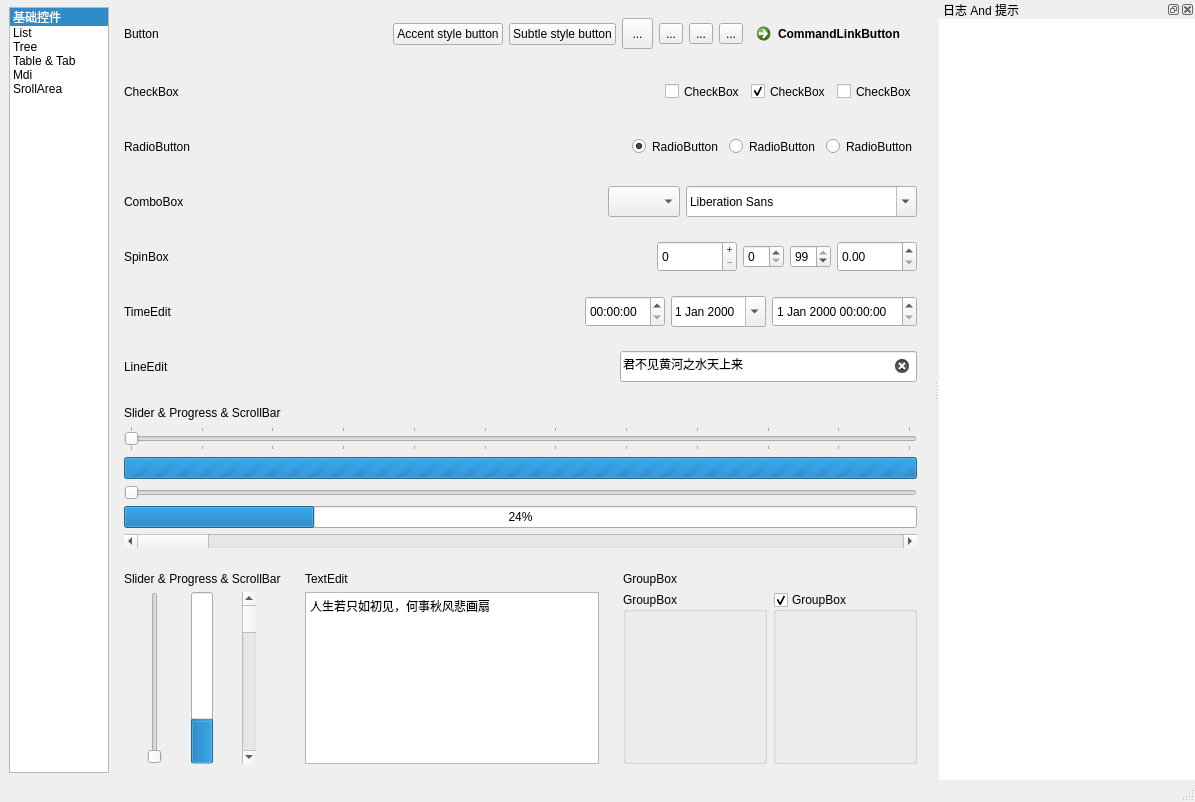
The window that mainwindow.ui (XHY-ChuJian/FluentUIStyle) describes before a commit, drawn with Qt 5.
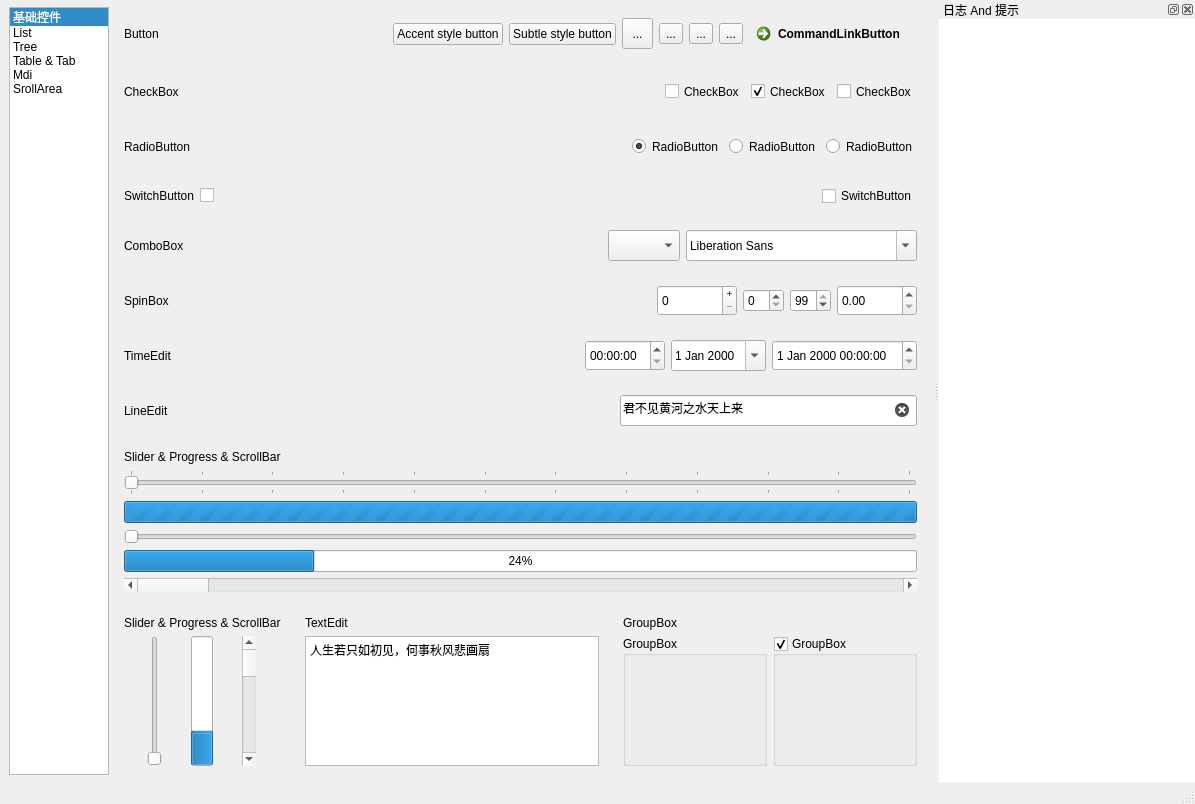
The same window after the commit. The open tabs and pages were chosen to show the change.

Commit message: feat: 1. 菜单新增阴影 2. SpinBox新增多种按钮布局 3. 新增SwitchButton按钮(QCheckBox设置属性) 4. TabBar 浏览器标签样式 5  QToolButton菜单箭头新增动画

Diff of the .ui file:
```diff
--- a/mainwindow.ui
+++ b/mainwindow.ui
@@ -7,7 +7,7 @@
     <x>0</x>
     <y>0</y>
     <width>1195</width>
-    <height>802</height>
+    <height>804</height>
    </rect>
   </property>
   <property name="windowTitle">
@@ -95,7 +95,430 @@
         <property name="bottomMargin">
          <number>0</number>
         </property>
+        <item row="9" column="0">
+         <widget class="QWidget" name="widget_9" native="true">
+          <layout class="QGridLayout" name="gridLayout_12">
+           <item row="0" column="0">
+            <widget class="QLabel" name="label_9">
+             <property name="text">
+              <string>Slider &amp; Progress &amp; ScrollBar</string>
+             </property>
+            </widget>
+           </item>
+           <item row="1" column="0">
+            <layout class="QHBoxLayout" name="horizontalLayout_2">
+             <item>
+              <widget class="QSlider" name="horizontalSlider_2">
+               <property name="orientation">
+                <enum>Qt::Vertical</enum>
+               </property>
+              </widget>
+             </item>
+             <item>
+              <widget class="QProgressBar" name="progressBar_2">
+               <property name="value">
+                <number>24</number>
+               </property>
+               <property name="orientation">
+                <enum>Qt::Vertical</enum>
+               </property>
+              </widget>
+             </item>
+             <item>
+              <widget class="QScrollBar" name="horizontalScrollBar_2">
+               <property name="orientation">
+                <enum>Qt::Vertical</enum>
+               </property>
+              </widget>
+             </item>
+            </layout>
+           </item>
+          </layout>
+         </widget>
+        </item>
+        <item row="9" column="2">
+         <widget class="QWidget" name="widget_8" native="true">
+          <layout class="QGridLayout" name="gridLayout_11">
+           <item row="0" column="0" colspan="2">
+            <widget class="QLabel" name="label_8">
+             <property name="sizePolicy">
+              <sizepolicy hsizetype="Preferred" vsizetype="Fixed">
+               <horstretch>0</horstretch>
+               <verstretch>0</verstretch>
+              </sizepolicy>
+             </property>
+             <property name="text">
+              <string>GroupBox</string>
+             </property>
+            </widget>
+           </item>
+           <item row="1" column="0">
+            <widget class="QGroupBox" name="groupBox">
+             <property name="sizePolicy">
+              <sizepolicy hsizetype="Expanding" vsizetype="Preferred">
+               <horstretch>0</horstretch>
+               <verstretch>0</verstretch>
+              </sizepolicy>
+             </property>
+             <property name="title">
+              <string>GroupBox</string>
+             </property>
+            </widget>
+           </item>
+           <item row="1" column="1">
+            <widget class="QGroupBox" name="groupBox_2">
+             <property name="sizePolicy">
+              <sizepolicy hsizetype="Expanding" vsizetype="Preferred">
+               <horstretch>0</horstretch>
+               <verstretch>0</verstretch>
+              </sizepolicy>
+             </property>
+             <property name="title">
+              <string>GroupBox</string>
+             </property>
+             <property name="flat">
+              <bool>false</bool>
+             </property>
+             <property name="checkable">
+              <bool>true</bool>
+             </property>
+            </widget>
+           </item>
+          </layout>
+         </widget>
+        </item>
         <item row="7" column="0" colspan="3">
+         <widget class="QWidget" name="widget_10" native="true">
+          <layout class="QGridLayout" name="gridLayout_13">
+           <item row="0" column="0">
+            <widget class="QLabel" name="label_10">
+             <property name="text">
+              <string>LineEdit</string>
+             </property>
+            </widget>
+           </item>
+           <item row="0" column="1">
+            <spacer name="horizontalSpacer_6">
+             <property name="orientation">
+              <enum>Qt::Horizontal</enum>
+             </property>
+             <property name="sizeHint" stdset="0">
+              <size>
+               <width>445</width>
+               <height>20</height>
+              </size>
+             </property>
+            </spacer>
+           </item>
+           <item row="0" column="2">
+            <widget class="QLineEdit" name="lineEdit">
+             <property name="minimumSize">
+              <size>
+               <width>0</width>
+               <height>31</height>
+              </size>
+             </property>
+             <property name="text">
+              <string>君不见黄河之水天上来</string>
+             </property>
+             <property name="clearButtonEnabled">
+              <bool>true</bool>
+             </property>
+            </widget>
+           </item>
+          </layout>
+         </widget>
+        </item>
+        <item row="1" column="0" colspan="3">
+         <widget class="QWidget" name="widget_2" native="true">
+          <layout class="QGridLayout" name="gridLayout_6">
+           <item row="0" column="0">
+            <widget class="QLabel" name="label_2">
+             <property name="text">
+              <string>CheckBox</string>
+             </property>
+            </widget>
+           </item>
+           <item row="0" column="1">
+            <spacer name="horizontalSpacer_2">
+             <property name="orientation">
+              <enum>Qt::Horizontal</enum>
+             </property>
+             <property name="sizeHint" stdset="0">
+              <size>
+               <width>634</width>
+               <height>20</height>
+              </size>
+             </property>
+            </spacer>
+           </item>
+           <item row="0" column="2">
+            <widget class="QCheckBox" name="checkBox">
+             <property name="minimumSize">
+              <size>
+               <width>0</width>
+               <height>31</height>
+              </size>
+             </property>
+             <property name="text">
+              <string>CheckBox</string>
+             </property>
+             <property name="tristate">
+              <bool>true</bool>
+             </property>
+            </widget>
+           </item>
+           <item row="0" column="3">
+            <widget class="QCheckBox" name="checkBox_2">
+             <property name="minimumSize">
+              <size>
+               <width>0</width>
+               <height>31</height>
+              </size>
+             </property>
+             <property name="text">
+              <string>CheckBox</string>
+             </property>
+             <property name="checked">
+              <bool>true</bool>
+             </property>
+            </widget>
+           </item>
+           <item row="0" column="4">
+            <widget class="QCheckBox" name="checkBox_3">
+             <property name="minimumSize">
+              <size>
+               <width>0</width>
+               <height>31</height>
+              </size>
+             </property>
+             <property name="text">
+              <string>CheckBox</string>
+             </property>
+            </widget>
+           </item>
+          </layout>
+         </widget>
+        </item>
+        <item row="4" column="0" colspan="3">
+         <widget class="QWidget" name="widget_4" native="true">
+          <layout class="QGridLayout" name="gridLayout_8">
+           <item row="0" column="0">
+            <widget class="QLabel" name="label_4">
+             <property name="text">
+              <string>ComboBox</string>
+             </property>
+            </widget>
+           </item>
+           <item row="0" column="1">
+            <spacer name="horizontalSpacer_4">
+             <property name="orientation">
+              <enum>Qt::Horizontal</enum>
+             </property>
+             <property name="sizeHint" stdset="0">
+              <size>
+               <width>578</width>
+               <height>20</height>
+              </size>
+             </property>
+            </spacer>
+           </item>
+           <item row="0" column="2">
+            <widget class="QComboBox" name="comboBox">
+             <property name="sizePolicy">
+              <sizepolicy hsizetype="Preferred" vsizetype="Fixed">
+               <horstretch>0</horstretch>
+               <verstretch>0</verstretch>
+              </sizepolicy>
+             </property>
+             <property name="minimumSize">
+              <size>
+               <width>0</width>
+               <height>31</height>
+              </size>
+             </property>
+            </widget>
+           </item>
+           <item row="0" column="3">
+            <widget class="QFontComboBox" name="fontComboBox">
+             <property name="minimumSize">
+              <size>
+               <width>0</width>
+               <height>31</height>
+              </size>
+             </property>
+            </widget>
+           </item>
+          </layout>
+         </widget>
+        </item>
+        <item row="6" column="0" colspan="3">
+         <widget class="QWidget" name="widget_12" native="true">
+          <property name="minimumSize">
+           <size>
+            <width>0</width>
+            <height>0</height>
+           </size>
+          </property>
+          <layout class="QGridLayout" name="gridLayout_18">
+           <item row="0" column="3">
+            <widget class="QDateEdit" name="dateEdit">
+             <property name="minimumSize">
+              <size>
+               <width>0</width>
+               <height>31</height>
+              </size>
+             </property>
+             <property name="calendarPopup">
+              <bool>true</bool>
+             </property>
+            </widget>
+           </item>
+           <item row="0" column="0">
+            <widget class="QLabel" name="label_11">
+             <property name="text">
+              <string>TimeEdit</string>
+             </property>
+            </widget>
+           </item>
+           <item row="0" column="2">
+            <widget class="QTimeEdit" name="timeEdit">
+             <property name="minimumSize">
+              <size>
+               <width>80</width>
+               <height>31</height>
+              </size>
+             </property>
+            </widget>
+           </item>
+           <item row="0" column="4">
+            <widget class="QDateTimeEdit" name="dateTimeEdit">
+             <property name="minimumSize">
+              <size>
+               <width>0</width>
+               <height>31</height>
+              </size>
+             </property>
+            </widget>
+           </item>
+           <item row="0" column="1">
+            <spacer name="horizontalSpacer_7">
+             <property name="orientation">
+              <enum>Qt::Horizontal</enum>
+             </property>
+             <property name="sizeHint" stdset="0">
+              <size>
+               <width>40</width>
+               <height>20</height>
+              </size>
+             </property>
+            </spacer>
+           </item>
+          </layout>
+         </widget>
+        </item>
+        <item row="2" column="0" colspan="3">
+         <widget class="QWidget" name="widget_3" native="true">
+          <layout class="QGridLayout" name="gridLayout_7">
+           <item row="0" column="0">
+            <widget class="QLabel" name="label_3">
+             <property name="text">
+              <string>RadioButton</string>
+             </property>
+            </widget>
+           </item>
+           <item row="0" column="1">
+            <spacer name="horizontalSpacer_3">
+             <property name="orientation">
+              <enum>Qt::Horizontal</enum>
+             </property>
+             <property name="sizeHint" stdset="0">
+              <size>
+               <width>570</width>
+               <height>20</height>
+              </size>
+             </property>
+            </spacer>
+           </item>
+           <item row="0" column="2">
+            <widget class="QRadioButton" name="radioButton_3">
+             <property name="minimumSize">
+              <size>
+               <width>0</width>
+               <height>31</height>
+              </size>
+             </property>
+             <property name="text">
+              <string>RadioButton</string>
+             </property>
+             <property name="checked">
+              <bool>true</bool>
+             </property>
+            </widget>
+           </item>
+           <item row="0" column="3">
+            <widget class="QRadioButton" name="radioButton_2">
+             <property name="minimumSize">
+              <size>
+               <width>0</width>
+               <height>31</height>
+              </size>
+             </property>
+             <property name="text">
+              <string>RadioButton</string>
+             </property>
+            </widget>
+           </item>
+           <item row="0" column="4">
+            <widget class="QRadioButton" name="radioButton">
+             <property name="minimumSize">
+              <size>
+               <width>0</width>
+               <height>31</height>
+              </size>
+             </property>
+             <property name="text">
+              <string>RadioButton</string>
+             </property>
+            </widget>
+           </item>
+          </layout>
+         </widget>
+        </item>
+        <item row="9" column="1">
+         <widget class="QWidget" name="widget_7" native="true">
+          <layout class="QGridLayout" name="gridLayout_10">
+           <item row="0" column="0">
+            <widget class="QLabel" name="label_7">
+             <property name="sizePolicy">
+              <sizepolicy hsizetype="Preferred" vsizetype="Fixed">
+               <horstretch>0</horstretch>
+               <verstretch>0</verstretch>
+              </sizepolicy>
+             </property>
+             <property name="text">
+              <string>TextEdit</string>
+             </property>
+            </widget>
+           </item>
+           <item row="1" column="0">
+            <widget class="QTextEdit" name="textEdit">
+             <property name="html">
+              <string>&lt;!DOCTYPE HTML PUBLIC &quot;-//W3C//DTD HTML 4.0//EN&quot; &quot;http://www.w3.org/TR/REC-html40/strict.dtd&quot;&gt;
+&lt;html&gt;&lt;head&gt;&lt;meta name=&quot;qrichtext&quot; content=&quot;1&quot; /&gt;&lt;meta charset=&quot;utf-8&quot; /&gt;&lt;style type=&quot;text/css&quot;&gt;
+p, li { white-space: pre-wrap; }
+hr { height: 1px; border-width: 0; }
+li.unchecked::marker { content: &quot;\2610&quot;; }
+li.checked::marker { content: &quot;\2612&quot;; }
+&lt;/style&gt;&lt;/head&gt;&lt;body style=&quot; font-family:'Microsoft YaHei UI'; font-size:9pt; font-weight:400; font-style:normal;&quot;&gt;
+&lt;p style=&quot; margin-top:0px; margin-bottom:0px; margin-left:0px; margin-right:0px; -qt-block-indent:0; text-indent:0px;&quot;&gt;人生若只如初见，何事秋风悲画扇&lt;/p&gt;&lt;/body&gt;&lt;/html&gt;</string>
+             </property>
+            </widget>
+           </item>
+          </layout>
+         </widget>
+        </item>
+        <item row="8" column="0" colspan="3">
          <widget class="QWidget" name="widget_6" native="true">
           <layout class="QGridLayout" name="gridLayout_9">
            <item row="0" column="0">
@@ -152,109 +575,6 @@
           </layout>
          </widget>
         </item>
-        <item row="8" column="2">
-         <widget class="QWidget" name="widget_8" native="true">
-          <layout class="QGridLayout" name="gridLayout_11">
-           <item row="0" column="0" colspan="2">
-            <widget class="QLabel" name="label_8">
-             <property name="sizePolicy">
-              <sizepolicy hsizetype="Preferred" vsizetype="Fixed">
-               <horstretch>0</horstretch>
-               <verstretch>0</verstretch>
-              </sizepolicy>
-             </property>
-             <property name="text">
-              <string>GroupBox</string>
-             </property>
-            </widget>
-           </item>
-           <item row="1" column="0">
-            <widget class="QGroupBox" name="groupBox">
-             <property name="sizePolicy">
-              <sizepolicy hsizetype="Expanding" vsizetype="Preferred">
-               <horstretch>0</horstretch>
-               <verstretch>0</verstretch>
-              </sizepolicy>
-             </property>
-             <property name="title">
-              <string>GroupBox</string>
-             </property>
-            </widget>
-           </item>
-           <item row="1" column="1">
-            <widget class="QGroupBox" name="groupBox_2">
-             <property name="sizePolicy">
-              <sizepolicy hsizetype="Expanding" vsizetype="Preferred">
-               <horstretch>0</horstretch>
-               <verstretch>0</verstretch>
-              </sizepolicy>
-             </property>
-             <property name="title">
-              <string>GroupBox</string>
-             </property>
-             <property name="flat">
-              <bool>false</bool>
-             </property>
-             <property name="checkable">
-              <bool>true</bool>
-             </property>
-            </widget>
-           </item>
-          </layout>
-         </widget>
-        </item>
-        <item row="3" column="0" colspan="3">
-         <widget class="QWidget" name="widget_4" native="true">
-          <layout class="QGridLayout" name="gridLayout_8">
-           <item row="0" column="0">
-            <widget class="QLabel" name="label_4">
-             <property name="text">
-              <string>ComboBox</string>
-             </property>
-            </widget>
-           </item>
-           <item row="0" column="1">
-            <spacer name="horizontalSpacer_4">
-             <property name="orientation">
-              <enum>Qt::Horizontal</enum>
-             </property>
-             <property name="sizeHint" stdset="0">
-              <size>
-               <width>578</width>
-               <height>20</height>
-              </size>
-             </property>
-            </spacer>
-           </item>
-           <item row="0" column="2">
-            <widget class="QComboBox" name="comboBox">
-             <property name="sizePolicy">
-              <sizepolicy hsizetype="Preferred" vsizetype="Fixed">
-               <horstretch>0</horstretch>
-               <verstretch>0</verstretch>
-              </sizepolicy>
-             </property>
-             <property name="minimumSize">
-              <size>
-               <width>0</width>
-               <height>31</height>
-              </size>
-             </property>
-            </widget>
-           </item>
-           <item row="0" column="3">
-            <widget class="QFontComboBox" name="fontComboBox">
-             <property name="minimumSize">
-              <size>
-               <width>0</width>
-               <height>31</height>
-              </size>
-             </property>
-            </widget>
-           </item>
-          </layout>
-         </widget>
-        </item>
         <item row="0" column="0" colspan="3">
          <widget class="QWidget" name="widget" native="true">
           <layout class="QGridLayout" name="gridLayout_2">
@@ -369,262 +689,7 @@
           </layout>
          </widget>
         </item>
-        <item row="8" column="1">
-         <widget class="QWidget" name="widget_7" native="true">
-          <layout class="QGridLayout" name="gridLayout_10">
-           <item row="0" column="0">
-            <widget class="QLabel" name="label_7">
-             <property name="sizePolicy">
-              <sizepolicy hsizetype="Preferred" vsizetype="Fixed">
-               <horstretch>0</horstretch>
-               <verstretch>0</verstretch>
-              </sizepolicy>
-             </property>
-             <property name="text">
-              <string>TextEdit</string>
-             </property>
-            </widget>
-           </item>
-           <item row="1" column="0">
-            <widget class="QTextEdit" name="textEdit">
-             <property name="html">
-              <string>&lt;!DOCTYPE HTML PUBLIC &quot;-//W3C//DTD HTML 4.0//EN&quot; &quot;http://www.w3.org/TR/REC-html40/strict.dtd&quot;&gt;
-&lt;html&gt;&lt;head&gt;&lt;meta name=&quot;qrichtext&quot; content=&quot;1&quot; /&gt;&lt;meta charset=&quot;utf-8&quot; /&gt;&lt;style type=&quot;text/css&quot;&gt;
-p, li { white-space: pre-wrap; }
-hr { height: 1px; border-width: 0; }
-li.unchecked::marker { content: &quot;\2610&quot;; }
-li.checked::marker { content: &quot;\2612&quot;; }
-&lt;/style&gt;&lt;/head&gt;&lt;body style=&quot; font-family:'Microsoft YaHei UI'; font-size:9pt; font-weight:400; font-style:normal;&quot;&gt;
-&lt;p style=&quot; margin-top:0px; margin-bottom:0px; margin-left:0px; margin-right:0px; -qt-block-indent:0; text-indent:0px;&quot;&gt;人生若只如初见，何事秋风悲画扇&lt;/p&gt;&lt;/body&gt;&lt;/html&gt;</string>
-             </property>
-            </widget>
-           </item>
-          </layout>
-         </widget>
-        </item>
-        <item row="1" column="0" colspan="3">
-         <widget class="QWidget" name="widget_2" native="true">
-          <layout class="QGridLayout" name="gridLayout_6">
-           <item row="0" column="0">
-            <widget class="QLabel" name="label_2">
-             <property name="text">
-              <string>CheckBox</string>
-             </property>
-            </widget>
-           </item>
-           <item row="0" column="1">
-            <spacer name="horizontalSpacer_2">
-             <property name="orientation">
-              <enum>Qt::Horizontal</enum>
-             </property>
-             <property name="sizeHint" stdset="0">
-              <size>
-               <width>634</width>
-               <height>20</height>
-              </size>
-             </property>
-            </spacer>
-           </item>
-           <item row="0" column="2">
-            <widget class="QCheckBox" name="checkBox">
-             <property name="minimumSize">
-              <size>
-               <width>0</width>
-               <height>31</height>
-              </size>
-             </property>
-             <property name="text">
-              <string>CheckBox</string>
-             </property>
-             <property name="tristate">
-              <bool>true</bool>
-             </property>
-            </widget>
-           </item>
-           <item row="0" column="3">
-            <widget class="QCheckBox" name="checkBox_2">
-             <property name="minimumSize">
-              <size>
-               <width>0</width>
-               <height>31</height>
-              </size>
-             </property>
-             <property name="text">
-              <string>CheckBox</string>
-             </property>
-             <property name="checked">
-              <bool>true</bool>
-             </property>
-            </widget>
-           </item>
-           <item row="0" column="4">
-            <widget class="QCheckBox" name="checkBox_3">
-             <property name="minimumSize">
-              <size>
-               <width>0</width>
-               <height>31</height>
-              </size>
-             </property>
-             <property name="text">
-              <string>CheckBox</string>
-             </property>
-            </widget>
-           </item>
-          </layout>
-         </widget>
-        </item>
-        <item row="6" column="0" colspan="3">
-         <widget class="QWidget" name="widget_10" native="true">
-          <layout class="QGridLayout" name="gridLayout_13">
-           <item row="0" column="0">
-            <widget class="QLabel" name="label_10">
-             <property name="text">
-              <string>LineEdit</string>
-             </property>
-            </widget>
-           </item>
-           <item row="0" column="1">
-            <spacer name="horizontalSpacer_6">
-             <property name="orientation">
-              <enum>Qt::Horizontal</enum>
-             </property>
-             <property name="sizeHint" stdset="0">
-              <size>
-               <width>445</width>
-               <height>20</height>
-              </size>
-             </property>
-            </spacer>
-           </item>
-           <item row="0" column="2">
-            <widget class="QLineEdit" name="lineEdit">
-             <property name="minimumSize">
-              <size>
-               <width>0</width>
-               <height>31</height>
-              </size>
-             </property>
-             <property name="text">
-              <string>君不见黄河之水天上来</string>
-             </property>
-             <property name="clearButtonEnabled">
-              <bool>true</bool>
-             </property>
-            </widget>
-           </item>
-          </layout>
-         </widget>
-        </item>
-        <item row="8" column="0">
-         <widget class="QWidget" name="widget_9" native="true">
-          <layout class="QGridLayout" name="gridLayout_12">
-           <item row="0" column="0">
-            <widget class="QLabel" name="label_9">
-             <property name="text">
-              <string>Slider &amp; Progress &amp; ScrollBar</string>
-             </property>
-            </widget>
-           </item>
-           <item row="1" column="0">
-            <layout class="QHBoxLayout" name="horizontalLayout_2">
-             <item>
-              <widget class="QSlider" name="horizontalSlider_2">
-               <property name="orientation">
-                <enum>Qt::Vertical</enum>
-               </property>
-              </widget>
-             </item>
-             <item>
-              <widget class="QProgressBar" name="progressBar_2">
-               <property name="value">
-                <number>24</number>
-               </property>
-               <property name="orientation">
-                <enum>Qt::Vertical</enum>
-               </property>
-              </widget>
-             </item>
-             <item>
-              <widget class="QScrollBar" name="horizontalScrollBar_2">
-               <property name="orientation">
-                <enum>Qt::Vertical</enum>
-               </property>
-              </widget>
-             </item>
-            </layout>
-           </item>
-          </layout>
-         </widget>
-        </item>
-        <item row="2" column="0" colspan="3">
-         <widget class="QWidget" name="widget_3" native="true">
-          <layout class="QGridLayout" name="gridLayout_7">
-           <item row="0" column="0">
-            <widget class="QLabel" name="label_3">
-             <property name="text">
-              <string>RadioButton</string>
-             </property>
-            </widget>
-           </item>
-           <item row="0" column="1">
-            <spacer name="horizontalSpacer_3">
-             <property name="orientation">
-              <enum>Qt::Horizontal</enum>
-             </property>
-             <property name="sizeHint" stdset="0">
-              <size>
-               <width>570</width>
-               <height>20</height>
-              </size>
-             </property>
-            </spacer>
-           </item>
-           <item row="0" column="2">
-            <widget class="QRadioButton" name="radioButton_3">
-             <property name="minimumSize">
-              <size>
-               <width>0</width>
-               <height>31</height>
-              </size>
-             </property>
-             <property name="text">
-              <string>RadioButton</string>
-             </property>
-             <property name="checked">
-              <bool>true</bool>
-             </property>
-            </widget>
-           </item>
-           <item row="0" column="3">
-            <widget class="QRadioButton" name="radioButton_2">
-             <property name="minimumSize">
-              <size>
-               <width>0</width>
-               <height>31</height>
-              </size>
-             </property>
-             <property name="text">
-              <string>RadioButton</string>
-             </property>
-            </widget>
-           </item>
-           <item row="0" column="4">
-            <widget class="QRadioButton" name="radioButton">
-             <property name="minimumSize">
-              <size>
-               <width>0</width>
-               <height>31</height>
-              </size>
-             </property>
-             <property name="text">
-              <string>RadioButton</string>
-             </property>
-            </widget>
-           </item>
-          </layout>
-         </widget>
-        </item>
-        <item row="4" column="0" colspan="3">
+        <item row="5" column="0" colspan="3">
          <widget class="QWidget" name="widget_5" native="true">
           <layout class="QHBoxLayout" name="horizontalLayout">
            <item>
@@ -693,63 +758,50 @@
           </layout>
          </widget>
         </item>
-        <item row="5" column="0" colspan="3">
-         <widget class="QWidget" name="widget_12" native="true">
+        <item row="3" column="0" colspan="3">
+         <widget class="QWidget" name="widget_13" native="true">
           <property name="minimumSize">
            <size>
             <width>0</width>
             <height>0</height>
            </size>
           </property>
-          <layout class="QGridLayout" name="gridLayout_18">
-           <item row="0" column="3">
-            <widget class="QDateEdit" name="dateEdit">
-             <property name="minimumSize">
-              <size>
-               <width>0</width>
-               <height>31</height>
-              </size>
-             </property>
-             <property name="calendarPopup">
-              <bool>true</bool>
-             </property>
-            </widget>
-           </item>
-           <item row="0" column="0">
-            <widget class="QLabel" name="label_11">
-             <property name="text">
-              <string>TimeEdit</string>
-             </property>
-            </widget>
-           </item>
-           <item row="0" column="2">
-            <widget class="QTimeEdit" name="timeEdit">
-             <property name="minimumSize">
-              <size>
-               <width>80</width>
-               <height>31</height>
-              </size>
-             </property>
-            </widget>
-           </item>
+          <layout class="QGridLayout" name="gridLayout_19">
            <item row="0" column="4">
-            <widget class="QDateTimeEdit" name="dateTimeEdit">
-             <property name="minimumSize">
-              <size>
-               <width>0</width>
-               <height>31</height>
-              </size>
+            <widget class="QCheckBox" name="checkBox_4">
+             <property name="text">
+              <string>SwitchButton</string>
+             </property>
+             <property name="isSwitchButton" stdset="0">
+              <bool>true</bool>
+             </property>
+            </widget>
+           </item>
+           <item row="0" column="0">
+            <widget class="QLabel" name="label_12">
+             <property name="text">
+              <string>SwitchButton</string>
              </property>
             </widget>
            </item>
            <item row="0" column="1">
-            <spacer name="horizontalSpacer_7">
+            <widget class="QCheckBox" name="checkBox_5">
+             <property name="text">
+              <string/>
+             </property>
+             <property name="isSwitchButton" stdset="0">
+              <bool>true</bool>
+             </property>
+            </widget>
+           </item>
+           <item row="0" column="2">
+            <spacer name="horizontalSpacer_8">
              <property name="orientation">
               <enum>Qt::Horizontal</enum>
              </property>
              <property name="sizeHint" stdset="0">
               <size>
-               <width>40</width>
+               <width>200</width>
                <height>20</height>
               </size>
              </property>
```
Left out of the diff: 4 changed lines with no effect on the pictures. The commit also changes 8 other files.
